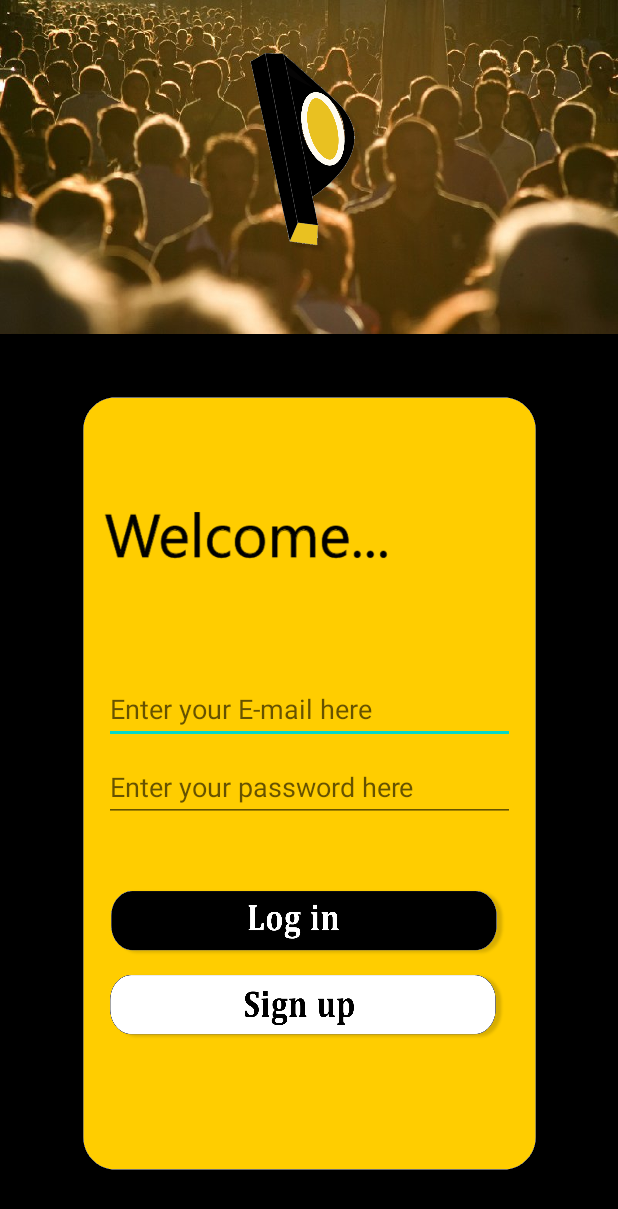
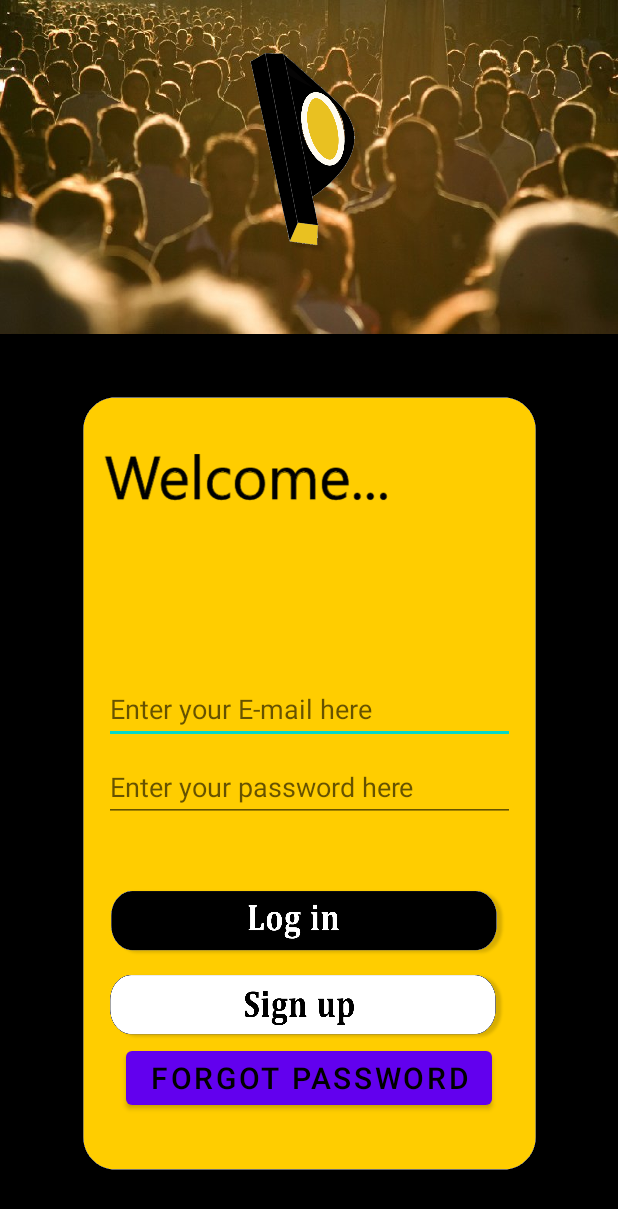
Before and after one commit to Iviko1/FinalExamPinfo, an Android app: the screen it shows after launch (MainActivity), on a phone screen of 412 x 824 dp. Shown: the top 1209 px of the screen. Run offline under Robolectric (Android 15) with nearby library versions, the light colour scheme and no system bars; our stand-ins replace Firebase (no records; nobody signed in at launch, a user with empty details on screens opened directly).

Commit message:
I DID IT

```diff
--- a/app/src/main/java/com/example/finalexam/Adapter.kt
+++ b/app/src/main/java/com/example/finalexam/Adapter.kt
@@ -32,7 +32,6 @@ class Adapter(private val info: List<UserInfo>,private val context: Context )
 
     override fun getItemCount(): Int = info.size
 
-
     override fun onBindViewHolder(holder: ViewHolder, position: Int) {
         val p = info[position]
         holder.textView.text = p.name
--- a/app/src/main/java/com/example/finalexam/Fragments/info_Fragment.kt
+++ b/app/src/main/java/com/example/finalexam/Fragments/info_Fragment.kt
@@ -23,7 +23,6 @@ class info_Fragment: Fragment(R.layout.info_fragment) {
     private lateinit var saveButton: Button
     private lateinit var db: DatabaseReference
     private lateinit var mAuth: FirebaseAuth
-
 
     override fun onViewCreated(view: View, savedInstanceState: Bundle?) {
         super.onViewCreated(view, savedInstanceState)
@@ -65,6 +64,5 @@ class info_Fragment: Fragment(R.layout.info_fragment) {
                 }
             }
         }
-
     }
 }
--- a/app/src/main/java/com/example/finalexam/MainActivity.kt
+++ b/app/src/main/java/com/example/finalexam/MainActivity.kt
@@ -1,42 +1,31 @@
 package com.example.finalexam
 
-import android.content.Context
+
 import android.content.Intent
-import android.content.SharedPreferences
-import android.graphics.drawable.AnimationDrawable
 import androidx.appcompat.app.AppCompatActivity
 import android.os.Bundle
-import android.os.PersistableBundle
-import android.text.Layout
-import androidx.constraintlayout.widget.ConstraintLayout
-import android.view.View
 import android.widget.Button
 import android.widget.EditText
 import android.widget.Toast
-import androidx.core.app.ShareCompat
-import com.example.finalexam.Fragments.user_Fragment
 import com.google.firebase.auth.FirebaseAuth
-import com.google.firebase.auth.UserInfo
-import java.lang.reflect.Type
-
 
 class MainActivity : AppCompatActivity() {
 
-    //private lateinit var root_layout : ConstraintLayout
     private lateinit var loginButton : Button
     private lateinit var registrationButton : Button
-
+    private lateinit var forgotButton : Button
     private lateinit var mAuth: FirebaseAuth
     private lateinit var loginEmail : EditText
     private lateinit var loginPassword : EditText
-
+    companion object {
+        var userList = ArrayList<com.example.finalexam.UserInfo>()
+    }
 
     override fun onCreate(savedInstanceState: Bundle?) {
         super.onCreate(savedInstanceState)
         setContentView(R.layout.activity_main)
         mAuth = FirebaseAuth.getInstance()
         supportActionBar?.hide()
-
 
         if (mAuth.currentUser != null){
             startActivity(Intent(this,NavigationActivity::class.java))
@@ -45,22 +34,19 @@ class MainActivity : AppCompatActivity() {
 
         loginEmail = findViewById(R.id.loginEmail)
         loginPassword = findViewById(R.id.loginPassword)
-        //root_layout = findViewById(R.id.root_layout)
-        //window.decorView.systemUiVisibility = View.SYSTEM_UI_FLAG_LAYOUT_FULLSCREEN
-
-        //val animDrawable = root_layout.background as AnimationDrawable
-        //animDrawable.setEnterFadeDuration(10)
-        //animDrawable.setExitFadeDuration(5000)
-        //animDrawable.start()
-
         registrationButton = findViewById(R.id.registrationButton)
         loginButton = findViewById(R.id.loginButton)
+        forgotButton = findViewById(R.id.forgotButton)
 
-
+        forgotButton.setOnClickListener {
+            intent = Intent(this,PasswordResetActivity::class.java)
+            startActivity(intent)
+        }
 
         loginButton.setOnClickListener {
             val email = loginEmail.text.toString()
             val password = loginPassword.text.toString()
+
             if (email.isEmpty() || password.isEmpty()){
                 Toast.makeText(this, "Please Fill Both Boxes", Toast.LENGTH_SHORT).show()
             }else {
@@ -74,6 +60,7 @@ class MainActivity : AppCompatActivity() {
                 }
             }
         }
+
         registrationButton.setOnClickListener {
             startActivity(Intent(this,RegisterActivity::class.java))
         }
--- a/app/src/main/java/com/example/finalexam/NavigationActivity.kt
+++ b/app/src/main/java/com/example/finalexam/NavigationActivity.kt
@@ -2,13 +2,10 @@ package com.example.finalexam
 
 import androidx.appcompat.app.AppCompatActivity
 import android.os.Bundle
-import android.widget.Button
-import android.widget.TextView
 import androidx.navigation.findNavController
 import androidx.navigation.ui.AppBarConfiguration
 import androidx.navigation.ui.setupActionBarWithNavController
 import androidx.navigation.ui.setupWithNavController
-import com.example.finalexam.Fragments.info_FragmentDirections
 import com.google.android.material.bottomnavigation.BottomNavigationView
 import com.google.firebase.auth.FirebaseAuth
 import com.google.firebase.database.DatabaseReference
@@ -34,8 +31,5 @@ class NavigationActivity : AppCompatActivity() {
         setupActionBarWithNavController(navController, appConfig)
         navView.setupWithNavController(navController)
 
-
-
-
     }
 }
--- a/app/src/main/java/com/example/finalexam/RecyclerActivity.kt
+++ b/app/src/main/java/com/example/finalexam/RecyclerActivity.kt
@@ -4,7 +4,6 @@ import androidx.appcompat.app.AppCompatActivity
 import android.os.Bundle
 import androidx.recyclerview.widget.GridLayoutManager
 import androidx.recyclerview.widget.RecyclerView
-import com.example.finalexam.Fragments.user_Fragment
 import com.google.firebase.database.*
 
 class RecyclerActivity : AppCompatActivity() {
@@ -19,7 +18,7 @@ class RecyclerActivity : AppCompatActivity() {
         recycler = findViewById(R.id.recyclerView)
         db = FirebaseDatabase.getInstance().reference
 
-        val adapter =Adapter(user_Fragment.userList, this)
+        val adapter =Adapter(MainActivity.userList, this)
         recycler.adapter = adapter
         recycler.layoutManager = GridLayoutManager(this,1)
 
--- a/app/src/main/java/com/example/finalexam/RegisterActivity.kt
+++ b/app/src/main/java/com/example/finalexam/RegisterActivity.kt
@@ -13,6 +13,7 @@ import com.google.firebase.auth.FirebaseAuth
 
 
 class RegisterActivity : AppCompatActivity() {
+
     private lateinit var mAuth: FirebaseAuth
     private lateinit var registration_layout : ConstraintLayout
     private lateinit var inputEmail : EditText
@@ -41,6 +42,7 @@ class RegisterActivity : AppCompatActivity() {
         registerButton = findViewById(R.id.registerButton)
 
         registerButton.setOnClickListener {
+
             val email = inputEmail.text.toString()
             val password = inputPassword.text.toString()
             val password2 = inputPassword2.text.toString()
@@ -59,8 +61,6 @@ class RegisterActivity : AppCompatActivity() {
                     }
                 }
             }
-
         }
-
     }
 }
--- a/app/src/main/java/com/example/finalexam/SplashActivity.kt
+++ b/app/src/main/java/com/example/finalexam/SplashActivity.kt
@@ -11,6 +11,7 @@ class SplashActivity : AppCompatActivity() {
         super.onCreate(savedInstanceState)
         setContentView(R.layout.activity_splash)
         supportActionBar?.hide()
+
         Handler().postDelayed({
             val intent = Intent(this@SplashActivity,MainActivity::class.java)
             startActivity(intent)
--- a/app/src/main/res/layout/activity_main.xml
+++ b/app/src/main/res/layout/activity_main.xml
@@ -73,8 +73,10 @@
         app:layout_constraintStart_toStartOf="parent" />
 
     <ImageView
+        android:id="@+id/imageView3"
         android:layout_width="191dp"
         android:layout_height="217dp"
+        android:layout_marginBottom="96dp"
         android:src="@drawable/welcome"
         app:layout_constraintBottom_toBottomOf="parent"
         app:layout_constraintEnd_toEndOf="parent"
@@ -109,4 +111,15 @@
         app:layout_constraintTop_toBottomOf="@+id/loginPassword"
         app:layout_constraintVertical_bias="0.443" />
 
+    <Button
+        android:id="@+id/forgotButton"
+        android:layout_width="wrap_content"
+        android:layout_height="wrap_content"
+        android:text="Forgot Password"
+        android:textColor="@color/black"
+        android:textSize="20sp"
+        app:layout_constraintEnd_toEndOf="parent"
+        app:layout_constraintStart_toStartOf="parent"
+        app:layout_constraintTop_toBottomOf="@+id/registrationButton" />
+
 </androidx.constraintlayout.widget.ConstraintLayout>
--- a/app/src/main/res/layout/activity_password_reset.xml
+++ b/app/src/main/res/layout/activity_password_reset.xml
@@ -22,7 +22,7 @@
         app:layout_constraintTop_toTopOf="parent" />
 
     <Button
-        android:id="@+id/button"
+        android:id="@+id/resetButton"
         android:layout_width="wrap_content"
         android:layout_height="wrap_content"
         android:layout_marginTop="8dp"
```
Also changed, not shown: app/src/main/java/com/example/finalexam/Fragments/user_Fragment.kt (+33 -54 lines), app/src/main/java/com/example/finalexam/PasswordResetActivity.kt (+4 -11 lines), app/src/main/res/layout/user_fragment.xml (+3 -15 lines).
